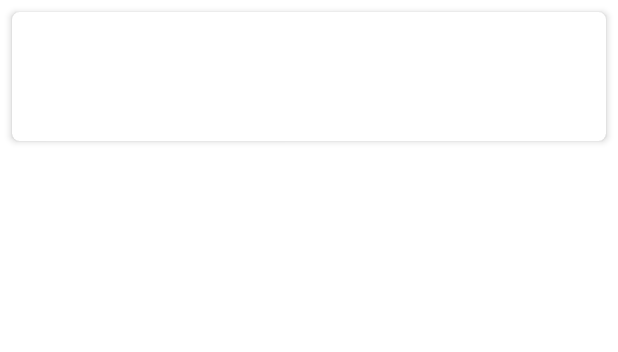
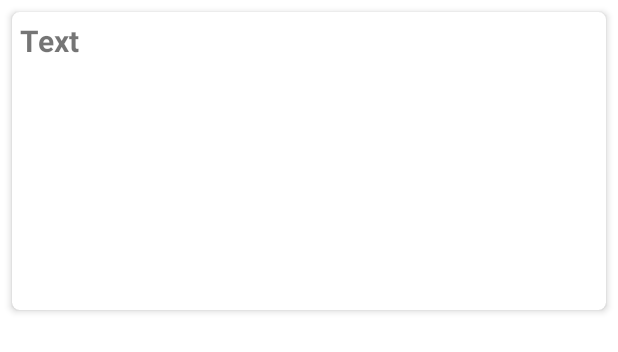
Before and after one commit to iaredave/Video-Game-Explorer, an Android app: the layout game_list_item.xml on its own in the app's theme, with its tools: preview values and no code run, on a phone screen of 412 x 824 dp. Shown: the top 352 px of the screen. Run offline under Robolectric (Android 15) with nearby library versions, the phone set to English and light mode, and no system bars.

Commit message:
Add improved cardview layout to api response

```diff
--- a/app/src/main/java/com/example/videogameexplorer/GamesAdapter.java
+++ b/app/src/main/java/com/example/videogameexplorer/GamesAdapter.java
@@ -34,8 +34,10 @@ public class GamesAdapter extends RecyclerView.Adapter<GamesAdapter.ViewHolder>
     @Override
     public void onBindViewHolder(@NonNull ViewHolder holder, int position) {
         holder.tvName.setText(arrayList.get(position).getName());
-        Glide.with(mContext)
+        Glide
+                .with(mContext)
                 .load(arrayList.get(position).getBackground_image())
+                .centerCrop()
                 .into(holder.tvImage);
     }
 
--- a/app/src/main/java/com/example/videogameexplorer/MainActivity.java
+++ b/app/src/main/java/com/example/videogameexplorer/MainActivity.java
@@ -75,10 +75,10 @@ public class MainActivity extends AppCompatActivity {
             }
         });
     }
+
     @Override
     public boolean onCreateOptionsMenu(Menu menu) {
         super.onCreateOptionsMenu(menu);
-
         MenuInflater menuInflater = getMenuInflater();
         menuInflater.inflate(R.menu.sort_menu,menu);
 
--- a/app/src/main/res/layout/game_list_item.xml
+++ b/app/src/main/res/layout/game_list_item.xml
@@ -1,27 +1,34 @@
 <?xml version="1.0" encoding="utf-8"?>
-<com.google.android.material.card.MaterialCardView xmlns:android="http://schemas.android.com/apk/res/android"
+<com.google.android.material.card.MaterialCardView
+    xmlns:android="http://schemas.android.com/apk/res/android"
+    xmlns:tools="http://schemas.android.com/tools"
     android:layout_width="match_parent"
     android:layout_height="wrap_content"
     android:layout_margin="8dp"
     xmlns:app="http://schemas.android.com/apk/res-auto"
     app:cardCornerRadius="5dp"
-    app:cardElevation="3dp">
+    app:cardElevation="3dp"
+    android:orientation="horizontal">
 
     <LinearLayout
         android:layout_width="match_parent"
+        android:layout_height="wrap_content"
+        android:orientation="vertical">
+    <TextView
+        android:id="@+id/tvName"
+        android:layout_width="match_parent"
         android:layout_height="match_parent"
-        android:padding="5dp">
+        android:layout_margin="5dp"
+        android:gravity="center_vertical"
+        android:text="Text"
+        android:textSize="20sp"
+        android:textStyle="bold" />
 
-        <TextView
-            android:id="@+id/tvName"
-            android:layout_width="77dp"
-            android:layout_height="42dp" />
-
-        <ImageView
-            android:id="@+id/tvImage"
-            android:layout_width="91dp"
-            android:layout_height="75dp"
-            android:layout_marginStart="148dp" />
-    </LinearLayout>
+    <ImageView
+        android:id="@+id/tvImage"
+        android:layout_width="match_parent"
+        android:layout_height="150dp"
+        android:layout_margin="5dp" />
+</LinearLayout>
 
 </com.google.android.material.card.MaterialCardView>
```
